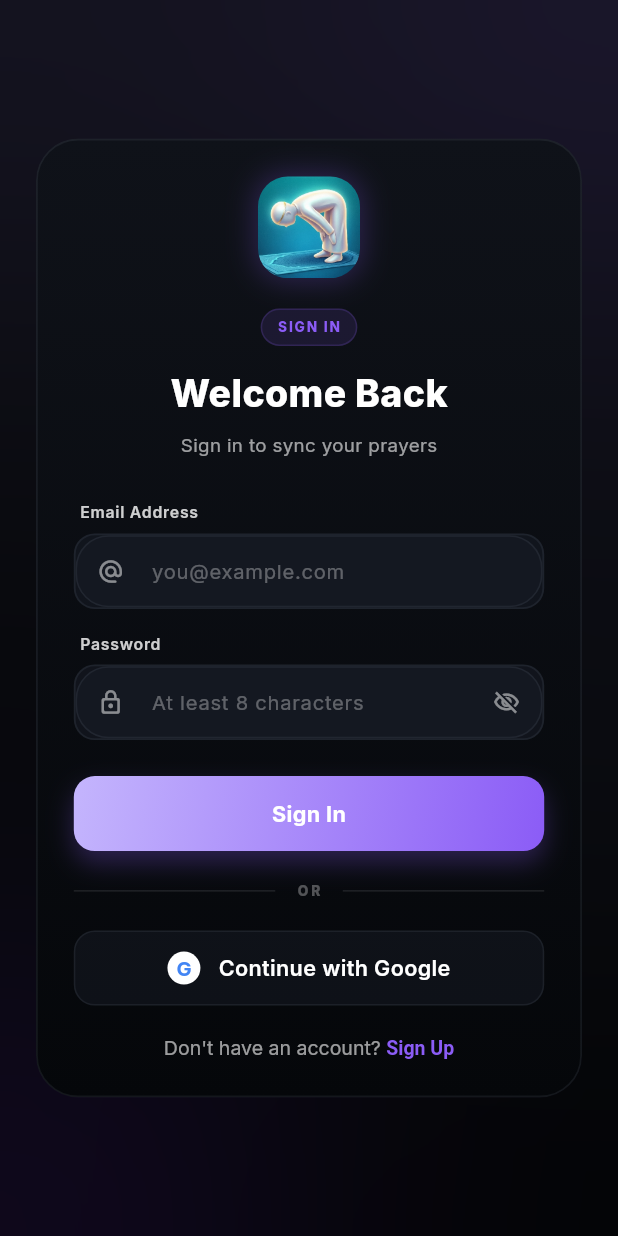
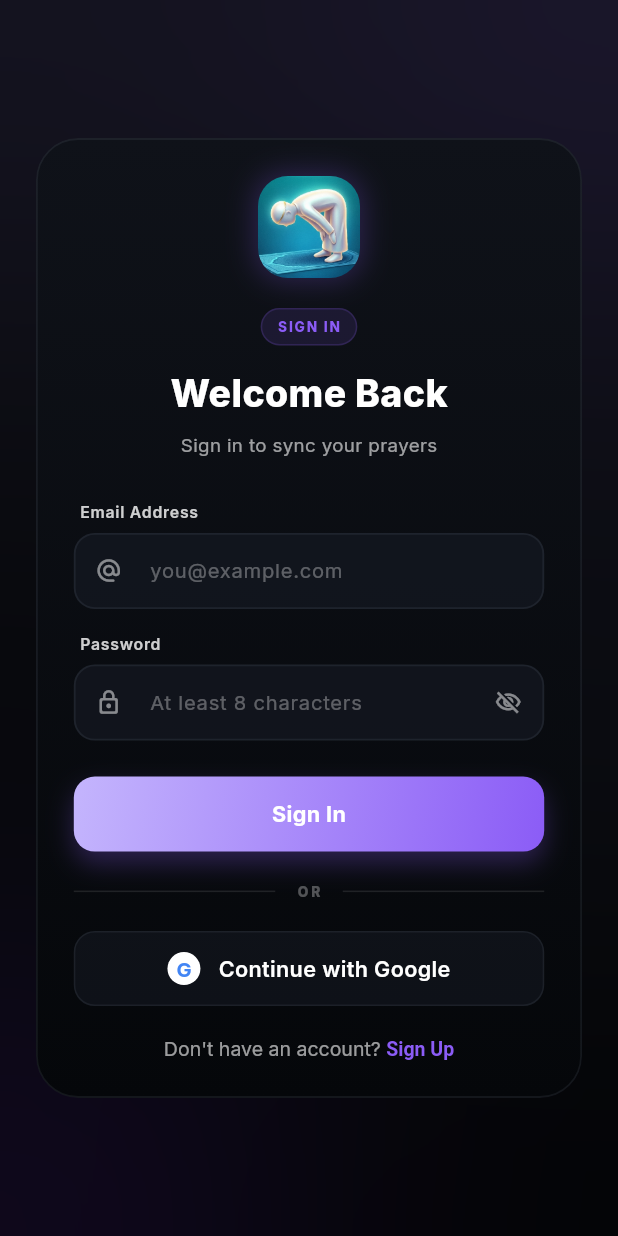
Before and after one commit to Ibrohim-18/in-salah, a Flutter app: the AuthScreen screen opened directly, on a phone screen of 412 x 824 dp. Run offline on Flutter 3.47's test engine with Material 3 defaults, Android fonts, the phone set to English and light mode, and no system bars; our stand-ins replace adhan, app_links, audioplayers, flutter_local_notifications, flutter_timezone, geolocator and 7 more; accounts and stored records are empty.

Commit message:
Use OutlineInputBorder so auth fields render as a single shape
The previous AnimatedContainer + TextField approach drew the
border on the outer container while Material drew the
TextField's own background underneath, producing visible
inner-vs-outer corner mismatches at the rounded edges.

Drop the wrapper and rely on InputDecoration with filled +
OutlineInputBorder. The fill, border and rounded corners are
now painted by the same Material so there is no double shape.

Co-Authored-By: Claude Opus 4.7 <noreply@anthropic.com>

```diff
--- a/lib/screens/auth_screen.dart
+++ b/lib/screens/auth_screen.dart
@@ -743,12 +743,21 @@ class _AuthTextFieldState extends State<_AuthTextField> {
 
   @override
   Widget build(BuildContext context) {
-    final borderColor = _focused
-        ? AppTheme.primary.withValues(alpha: 0.55)
-        : AppTheme.surfaceBorder;
     final iconColor = _focused
         ? AppTheme.primary
         : Colors.white.withValues(alpha: 0.5);
+    const radius = 14.0;
+    final idleBorder = OutlineInputBorder(
+      borderRadius: BorderRadius.circular(radius),
+      borderSide: BorderSide(color: AppTheme.surfaceBorder, width: 1.2),
+    );
+    final focusedBorder = OutlineInputBorder(
+      borderRadius: BorderRadius.circular(radius),
+      borderSide: BorderSide(
+        color: AppTheme.primary.withValues(alpha: 0.55),
+        width: 1.2,
+      ),
+    );
 
     return Column(
       crossAxisAlignment: CrossAxisAlignment.start,
@@ -765,25 +774,7 @@ class _AuthTextFieldState extends State<_AuthTextField> {
             ),
           ),
         ),
-        AnimatedContainer(
-          duration: const Duration(milliseconds: 160),
-          curve: Curves.easeOut,
-          clipBehavior: Clip.antiAlias,
-          decoration: BoxDecoration(
-            color: AppTheme.surfaceRaised.withValues(alpha: 0.70),
-            borderRadius: BorderRadius.circular(14),
-            border: Border.all(color: borderColor, width: 1.2),
-            boxShadow: _focused
-                ? [
-                    BoxShadow(
-                      color: AppTheme.primary.withValues(alpha: 0.25),
-                      blurRadius: 14,
-                      spreadRadius: 0,
-                    ),
-                  ]
-                : const [],
-          ),
-          child: TextField(
+        TextField(
           controller: widget.controller,
           focusNode: _focusNode,
           obscureText: widget.isPassword && _obscure,
@@ -791,6 +782,9 @@ class _AuthTextFieldState extends State<_AuthTextField> {
           style: GoogleFonts.inter(color: Colors.white, fontSize: 14),
           cursorColor: AppTheme.primary,
           decoration: InputDecoration(
+            isDense: true,
+            filled: true,
+            fillColor: AppTheme.surfaceRaised.withValues(alpha: 0.70),
             hintText: widget.hint,
             hintStyle: GoogleFonts.inter(
               color: Colors.white.withValues(alpha: 0.32),
@@ -810,12 +804,14 @@ class _AuthTextFieldState extends State<_AuthTextField> {
                     splashRadius: 18,
                   )
                 : null,
-              border: InputBorder.none,
             contentPadding: const EdgeInsets.symmetric(
               horizontal: 14,
-                vertical: 14,
+              vertical: 16,
             ),
-            ),
+            border: idleBorder,
+            enabledBorder: idleBorder,
+            focusedBorder: focusedBorder,
+            disabledBorder: idleBorder,
           ),
         ),
       ],
```
Lines whose indentation alone changed are shown as unchanged.
